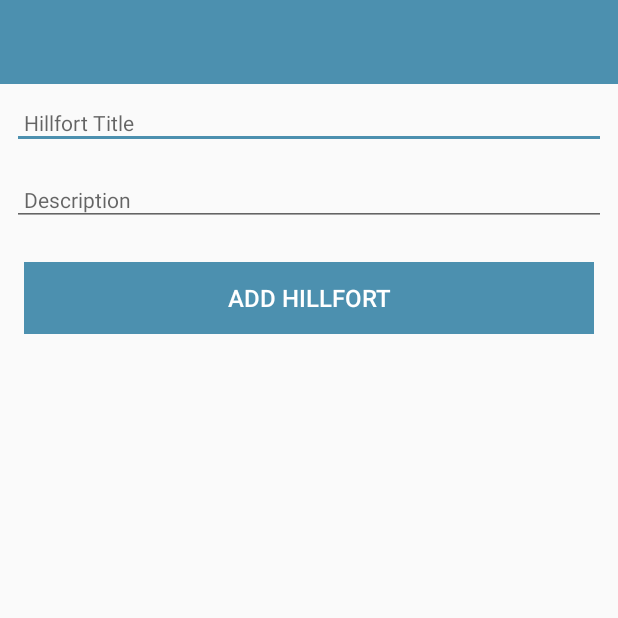
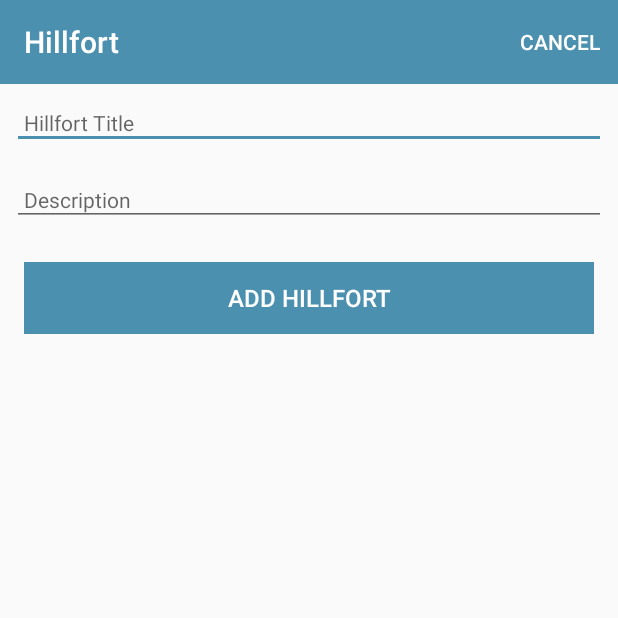
Before and after one commit to JDon97/Hillfort, an Android app: the HillfortActivity screen opened directly, with no data from a screen before it, on a phone screen of 412 x 824 dp, the top half of it. Run offline under Robolectric (Android 15) with nearby library versions, the phone set to English and light mode, and no system bars.

Commit message:
improved modelling, added the ability to edit cards or cancel the editing process

```diff
--- a/app/build.gradle
+++ b/app/build.gradle
@@ -22,6 +22,10 @@ android {
     }
 }
 
+androidExtensions {
+    experimental = true
+}
+
 dependencies {
     implementation fileTree(dir: 'libs', include: ['*.jar'])
     implementation"org.jetbrains.kotlin:kotlin-stdlib-jdk7:$kotlin_version"
--- a/app/src/main/java/org/wit/hillfort/activities/HillfortActivity.kt
+++ b/app/src/main/java/org/wit/hillfort/activities/HillfortActivity.kt
@@ -2,6 +2,8 @@ package org.wit.hillfort.activities
 
 import android.support.v7.app.AppCompatActivity
 import android.os.Bundle
+import android.view.Menu
+import android.view.MenuItem
 import kotlinx.android.synthetic.main.activity_hillfort.*
 import org.jetbrains.anko.AnkoLogger
 import org.jetbrains.anko.info
@@ -19,16 +21,23 @@ class HillfortActivity : AppCompatActivity(), AnkoLogger {
     super.onCreate(savedInstanceState)
     setContentView(R.layout.activity_hillfort)
     app = application as MainApp
+    toolbarAdd.title = title
+    setSupportActionBar(toolbarAdd)
 
+    if (intent.hasExtra("hillfort_edit")) {
+      hillfort = intent.extras.getParcelable<HillfortModel>("hillfort_edit")
+      hillfortTitle.setText(hillfort.title)
+      description.setText(hillfort.description)
+    }
     btnAdd.setOnClickListener() {
       hillfort.title = hillfortTitle.text.toString()
       hillfort.description = description.text.toString()
 
 
       if (hillfort.title.isNotEmpty()) {
-        app.hillforts.add(hillfort.copy())
+        app.hillforts.create(hillfort.copy())
         info("Add Button Pressed: $hillfortTitle")
-        app.hillforts.forEach{info ("Add Button Pressed:  ${it}")}
+       // app.hillforts.findAll().forEach{info ("Add Button Pressed:  ${it}")}
         setResult(AppCompatActivity.RESULT_OK)
         finish()
       }
@@ -37,4 +46,16 @@ class HillfortActivity : AppCompatActivity(), AnkoLogger {
       }
     }
   }
+  override fun onCreateOptionsMenu(menu: Menu?): Boolean {
+    menuInflater.inflate(R.menu.menu_hillfort, menu)
+    return super.onCreateOptionsMenu(menu)
+  }
+  override fun onOptionsItemSelected(item: MenuItem?): Boolean {
+    when (item?.itemId) {
+      R.id.item_cancel -> {
+        finish()
+      }
+    }
+    return super.onOptionsItemSelected(item)
+  }
 }
--- a/app/src/main/java/org/wit/hillfort/main/MainApp.kt
+++ b/app/src/main/java/org/wit/hillfort/main/MainApp.kt
@@ -3,11 +3,12 @@ package org.wit.hillfort.main
 import android.app.Application
 import org.jetbrains.anko.AnkoLogger
 import org.jetbrains.anko.info
+import org.wit.hillfort.models.HillfortMemStore
 import org.wit.hillfort.models.HillfortModel
 
 class MainApp : Application(), AnkoLogger {
 
-  val hillforts = ArrayList<HillfortModel>()
+  val hillforts = HillfortMemStore()
 
   override fun onCreate() {
     super.onCreate()
--- a/app/src/main/java/org/wit/hillfort/models/HillfortModel.kt
+++ b/app/src/main/java/org/wit/hillfort/models/HillfortModel.kt
@@ -1,4 +1,9 @@
 package org.wit.hillfort.models
 
-data class HillfortModel(var title: String = "",
-                         var description: String = "")
+import android.os.Parcelable
+import kotlinx.android.parcel.Parcelize
+
+@Parcelize
+data class HillfortModel(var id: Long=0,
+                         var title: String = "",
+                         var description: String = ""):Parcelable
--- /dev/null
+++ b/app/src/main/res/menu/menu_hillfort.xml
@@ -0,0 +1,9 @@
+<?xml version="1.0" encoding="utf-8"?>
+<menu xmlns:android="http://schemas.android.com/apk/res/android"
+    xmlns:app="http://schemas.android.com/apk/res-auto">
+
+    <item
+        android:id="@+id/item_cancel"
+        android:title="@string/menu_cancelHillfort"
+        app:showAsAction="always"/>
+</menu>
--- a/app/src/main/res/values/strings.xml
+++ b/app/src/main/res/values/strings.xml
@@ -4,4 +4,5 @@
     <string name="hint_hillfortTitle">Hillfort Title</string>
     <string name="hint_hillfortDescription">Description</string>
     <string name="menu_addHillfort">Add</string>
+    <string name="menu_cancelHillfort">Cancel</string>
 </resources>
```
Also changed, not shown: app/src/main/java/org/wit/hillfort/activities/HillfortAdapter.kt (added, +38 -0 lines), app/src/main/java/org/wit/hillfort/activities/HillfortListActivity.kt (+5 -23 lines), app/src/main/java/org/wit/hillfort/models/HillfortMemStore.kt (added, +38 -0 lines).
